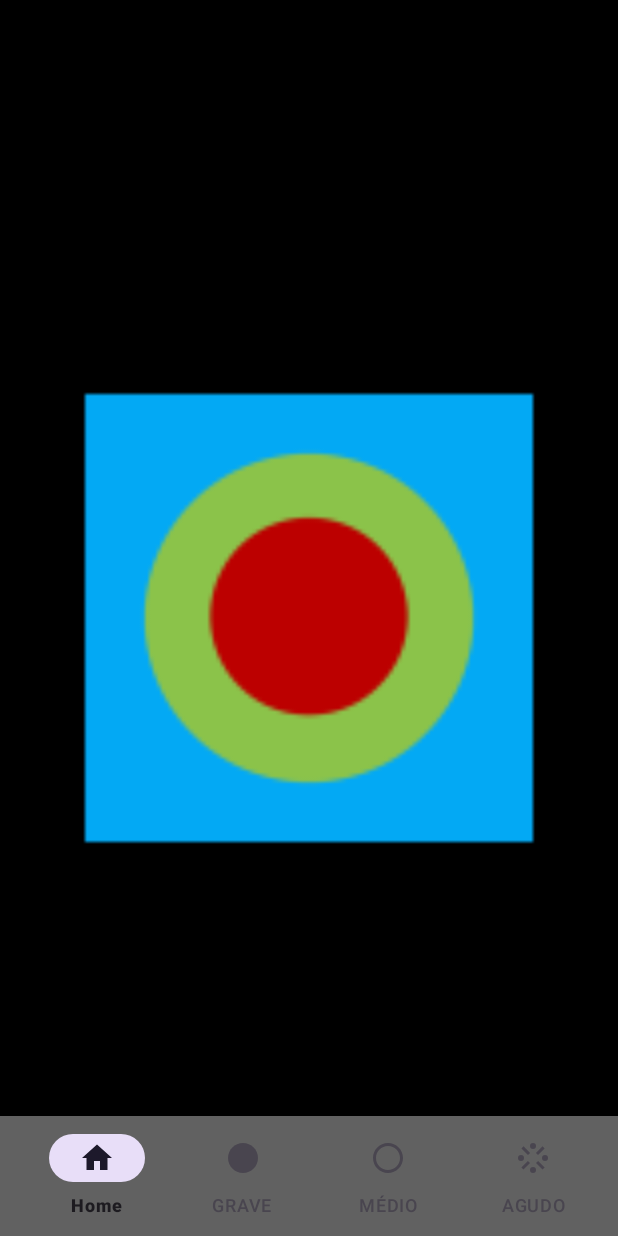
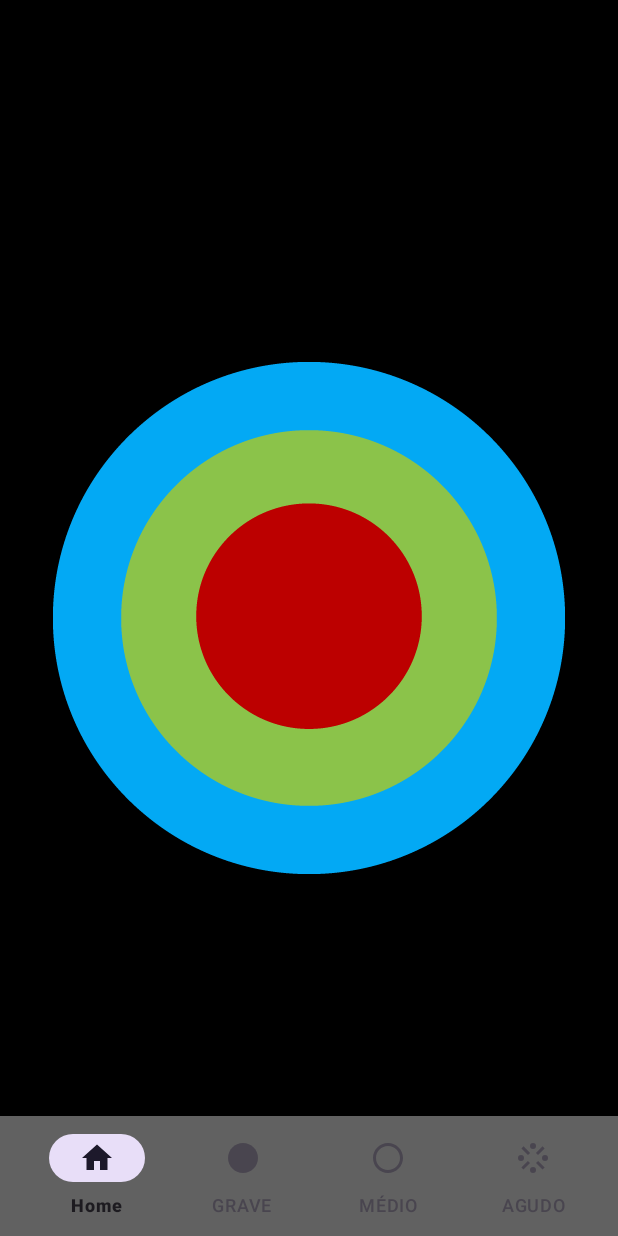
Before and after one commit to eduzal/Tactile, an Android app: the screen it shows after launch (MainActivity), on a phone screen of 412 x 824 dp. Run offline under Robolectric (Android 15) with nearby library versions, the light colour scheme and no system bars.

Commit message:
commit 8

```diff
--- a/app/src/main/res/layout/fragment_home.xml
+++ b/app/src/main/res/layout/fragment_home.xml
@@ -15,7 +15,7 @@
         android:layout_height="wrap_content"
         android:layout_gravity="center"
         android:scaleType="center"
-        android:scaleX="4"
-        android:scaleY="4"
-        android:src="@mipmap/ic_launcher_background" />
+        android:scaleX="1"
+        android:scaleY="1"
+        android:src="@mipmap/tactiletarget" />
 </FrameLayout>
```
Also changed, not shown: app/src/main/res/mipmap-hdpi/tactiletarget.png (added).
